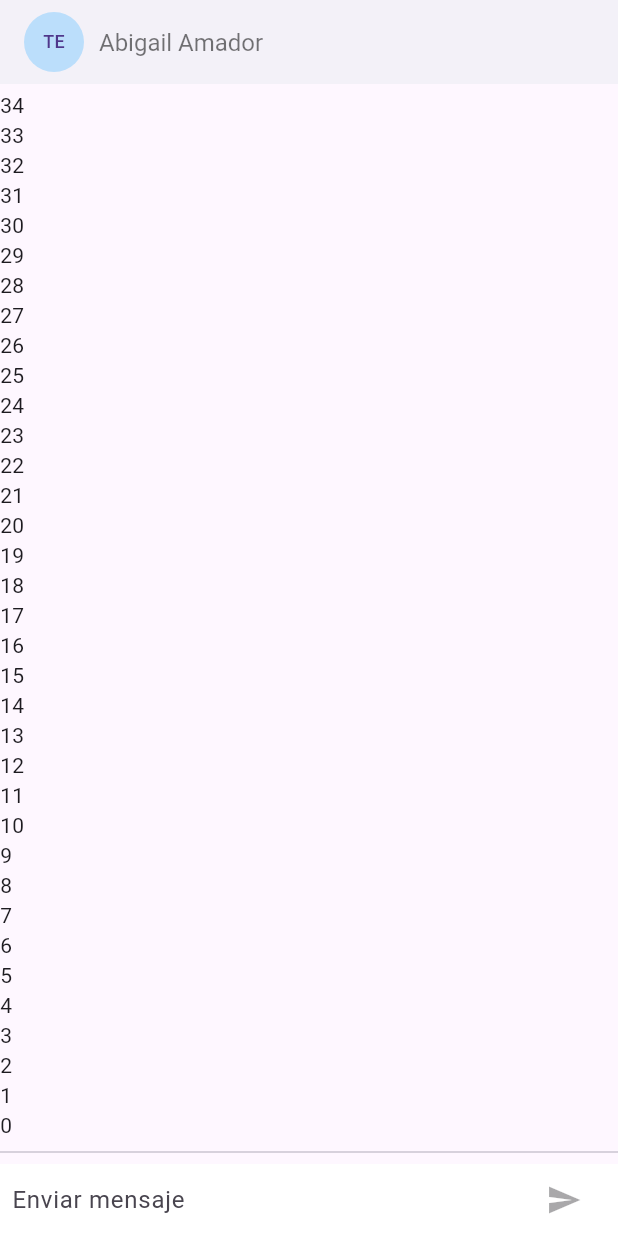
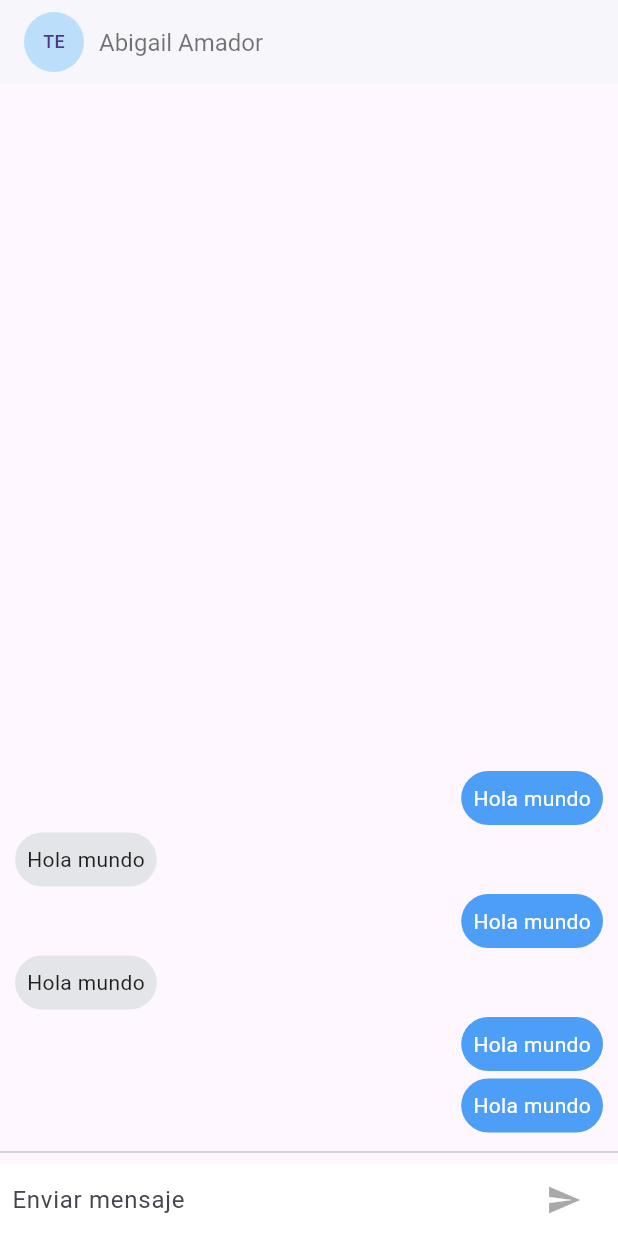
Before and after one commit to Flutter-Course-Sergio/realtime_chat_app, a Flutter app: the screen it shows after launch, on a phone screen of 412 x 824 dp. Run offline on Flutter 3.47's test engine with Material 3 defaults, Android fonts, the phone set to English and light mode, and no system bars; our stand-ins replace pull_to_refresh.

Commit message:
Mensajes de burbujas

```diff
--- a/lib/pages/chat_page.dart
+++ b/lib/pages/chat_page.dart
@@ -2,6 +2,8 @@ import 'dart:io';
 
 import 'package:flutter/cupertino.dart';
 import 'package:flutter/material.dart';
+
+import '../widgets/widgets.dart';
 
 class ChatPage extends StatefulWidget {
   const ChatPage({super.key});
@@ -13,6 +15,15 @@ class ChatPage extends StatefulWidget {
 class _ChatPageState extends State<ChatPage> {
   final textController = TextEditingController();
   final focusNode = FocusNode();
+
+  List<ChatMessage> messages = [
+    ChatMessage(id: '123', message: 'Hola mundo'),
+    ChatMessage(id: '123', message: 'Hola mundo'),
+    ChatMessage(id: '1231', message: 'Hola mundo'),
+    ChatMessage(id: '123', message: 'Hola mundo'),
+    ChatMessage(id: '1233', message: 'Hola mundo'),
+    ChatMessage(id: '123', message: 'Hola mundo'),
+  ];
 
   bool isTyping = false;
 
@@ -45,7 +56,8 @@ class _ChatPageState extends State<ChatPage> {
               Flexible(
                   child: ListView.builder(
                 physics: const BouncingScrollPhysics(),
-                itemBuilder: (_, i) => Text(i.toString()),
+                itemCount: messages.length,
+                itemBuilder: (_, i) => messages[i],
                 reverse: true,
               )),
               const Divider(),
@@ -104,11 +116,14 @@ class _ChatPageState extends State<ChatPage> {
   }
 
   _handleSubmit(String message) {
-    print(message);
+    textController.clear();
+    focusNode.requestFocus();
+
+    final newMessage = ChatMessage(message: message, id: '123');
+    messages.insert(0, newMessage);
+
     setState(() {
       isTyping = false;
     });
-    textController.clear();
-    focusNode.requestFocus();
   }
 }
--- /dev/null
+++ b/lib/widgets/chat_message.dart
@@ -0,0 +1,51 @@
+import 'package:flutter/material.dart';
+
+class ChatMessage extends StatelessWidget {
+  final String message;
+  final String id;
+
+  const ChatMessage({super.key, required this.message, required this.id});
+
+  @override
+  Widget build(BuildContext context) {
+    return Container(child: id == '123' ? _myMessage() : _notMyMessage());
+  }
+
+  Widget _myMessage() {
+    const textStyle = TextStyle(color: Colors.white);
+
+    return Align(
+      alignment: Alignment.centerRight,
+      child: Container(
+        padding: const EdgeInsets.all(8),
+        margin: const EdgeInsets.only(right: 10, bottom: 5, left: 50),
+        decoration: BoxDecoration(
+            color: const Color(0xff4d9ef6),
+            borderRadius: BorderRadius.circular(20)),
+        child: Text(
+          message,
+          style: textStyle,
+        ),
+      ),
+    );
+  }
+
+  Widget _notMyMessage() {
+    const textStyle = TextStyle(color: Colors.black87);
+
+    return Align(
+      alignment: Alignment.centerLeft,
+      child: Container(
+        padding: const EdgeInsets.all(8),
+        margin: const EdgeInsets.only(left: 10, bottom: 5, right: 50),
+        decoration: BoxDecoration(
+            color: const Color(0xffe4e5e8),
+            borderRadius: BorderRadius.circular(20)),
+        child: Text(
+          message,
+          style: textStyle,
+        ),
+      ),
+    );
+  }
+}
--- a/lib/widgets/widgets.dart
+++ b/lib/widgets/widgets.dart
@@ -2,3 +2,4 @@ export 'custom_input.dart';
 export 'logo.dart';
 export 'labels.dart';
 export 'blue_button.dart';
+export 'chat_message.dart';
```
